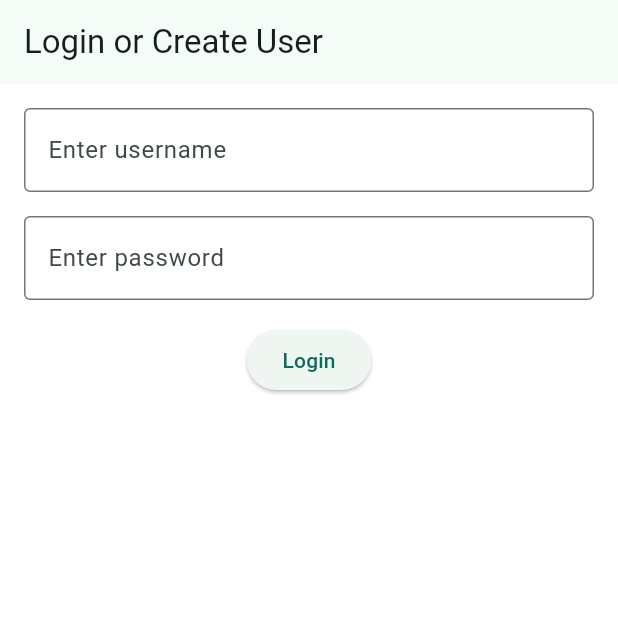
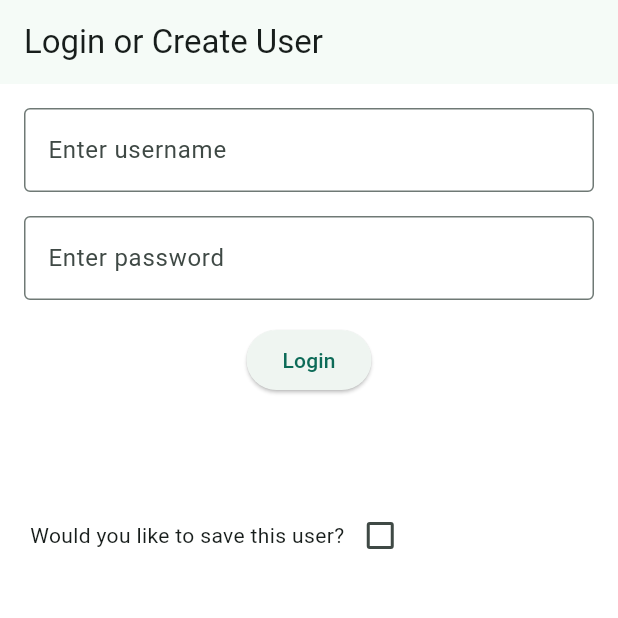
Before and after one commit to ninjamike1211/PaddlePals, a Flutter app: the screen it shows after launch, after a tap on "Login", on a phone screen of 412 x 824 dp, the top half of it. Run offline on Flutter 3.47's test engine with Material 3 defaults, Android fonts, the phone set to English and light mode, and no system bars; our stand-ins replace connectivity_plus, hive_flutter, permission_handler; missing offline and left inert: flutter_reactive_ble; accounts and stored records are empty; network calls fail.

Commit message:
updated login, added logout

```diff
--- a/pickle_app/lib/main.dart
+++ b/pickle_app/lib/main.dart
@@ -25,7 +25,7 @@ void main() async{
 CLASS FOR ALL API REQUESTS
  */
 class APIRequests {
-  final String url = "http://10.0.0.188:80";
+  final String url = "http://10.6.29.135:80";
 
   //GET REQUEST
   Future<Map<String, dynamic>> getUserRequest(int id_num) async {
@@ -202,7 +202,7 @@ class APIRequests {
     }
   }
 
-  Future<bool> authorizeLogin(String un, String pw) async {
+  Future<String> authorizeLogin(String un, String pw) async {
     print("Username: $un");
     print("Password: $pw");
 
@@ -231,10 +231,10 @@ class APIRequests {
     if (response.statusCode == 200 || response.statusCode == 201) {
       if (response.body.isNotEmpty) {
         final Map<String, dynamic> responseData = json.decode(response.body);
-        return responseData['success'] == true;
+        return responseData['apiKey'];
       }
     }
-    return false;
+    return "";
   }
 
   Future<Map<String, dynamic>> registerGame(int timestamp, int gameTypeNum, String winnerName, String loserName, int winnerPoints, int loserPoints) async{
@@ -455,13 +455,15 @@ class User extends ChangeNotifier {
 
   Future<void> updateUserfromDatabase(String newUserName) async{
 
+    newUserName = newUserName.trim();
     print("in updateUserfromDatabase");
     Map<String, dynamic> user_id = await api.getUserID(newUserName);
 
     final int id_num = user_id[newUserName];
+    final String id_string = id_num.toString();
 
     Map<String, dynamic> newUserMap = await api.getUserRequest(id_num);
-    Map<String, dynamic> userMap = newUserMap['2'];
+    Map<String, dynamic> userMap = newUserMap[id_string];
 
     Map<String, dynamic> friendMap = await api.getFriends(newUserName);
 
@@ -485,6 +487,14 @@ class User extends ChangeNotifier {
     notifyListeners();
   }
 
+  void resetUser(){
+    username = "";
+    gamesPlayed = 0;
+    gamesWon = 0;
+    avgScore = 0;
+    pals = [];
+    opponent = "";
+  }
 }
 
 class BleFunctionality{
@@ -738,9 +748,11 @@ class _MyTextEntryWidgetState extends State<MyTextEntryWidget> {
   }
 
   _login(String userName, String password) async {
-    bool validLogin = await api.authorizeLogin(userName, password);
-
-    if(validLogin){
+    String apiKey = await api.authorizeLogin(userName, password);
+
+    print("LOGIN UN: $userName");
+
+    if(apiKey != ""){
       Provider.of<User>(context, listen: false).updateUserfromDatabase(userName);
       Navigator.pushReplacementNamed(context, '/home');
     }
@@ -1668,6 +1680,7 @@ class _HistoryPageState extends State<HistoryPage> {
 }
 
 //TODO create user saving option, look at Michael's new code
+//TODO create checkbox for saving user
 class LoginPage extends StatefulWidget{
   const LoginPage({super.key});
 
@@ -1677,6 +1690,7 @@ class LoginPage extends StatefulWidget{
 
 class _LoginPageState extends State<LoginPage> {
   final internetConnection = ConnectivityCheck();
+  bool saveChecked = false;
 
   @override
   Widget build(BuildContext context){
@@ -1695,12 +1709,29 @@ class _LoginPageState extends State<LoginPage> {
                   return online ? Text("") : Text("Offline");
                 }
             ),
+            SizedBox(height: 32,),
+            Row(
+              children: [
+                SizedBox(width: 20,),
+                Text("Would you like to save this user?"),
+                Checkbox(
+                    value: saveChecked,
+                    onChanged: (bool ? newValue) {
+                      setState(() {
+                        saveChecked = newValue!;
+                      });
+                    }
+                )
+              ],
+            ),
+
           ],
         ),
       ),
     );
   }
 }
+
 
 class ProfilePage extends StatefulWidget{
   const ProfilePage({super.key});
@@ -1728,6 +1759,11 @@ class _ProfilePageState extends State<ProfilePage> {
       print("Connection status updated: $status");
     });
 
+  }
+
+  //TODO Logout
+  void logout(){
+    Provider.of<User>(context, listen: false).resetUser();
   }
 
   void initState() {
@@ -1766,6 +1802,13 @@ class _ProfilePageState extends State<ProfilePage> {
                 "Hello, ${user.username}"
             ),
             SizedBox(height: 16,),
+            ElevatedButton(
+                onPressed: () {
+                  logout();
+                  Navigator.pushReplacementNamed(context, '/');
+                },
+                child: Text("Logout")
+            ),
             Expanded(
               child: ListView.builder(
                   itemCount: devices.length,
```
